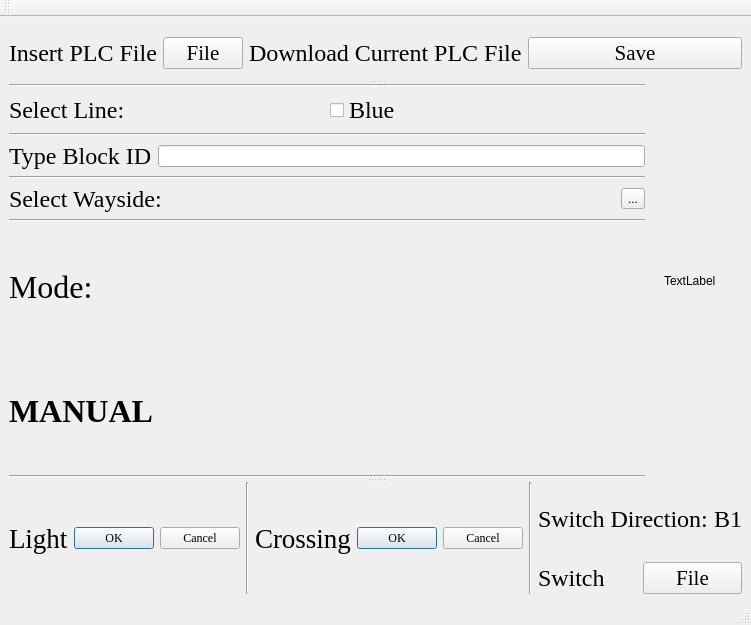
Old version of the form Wayside SW/Wayside_UI_Rough.ui in the repository asmithie13/ECE-1140.
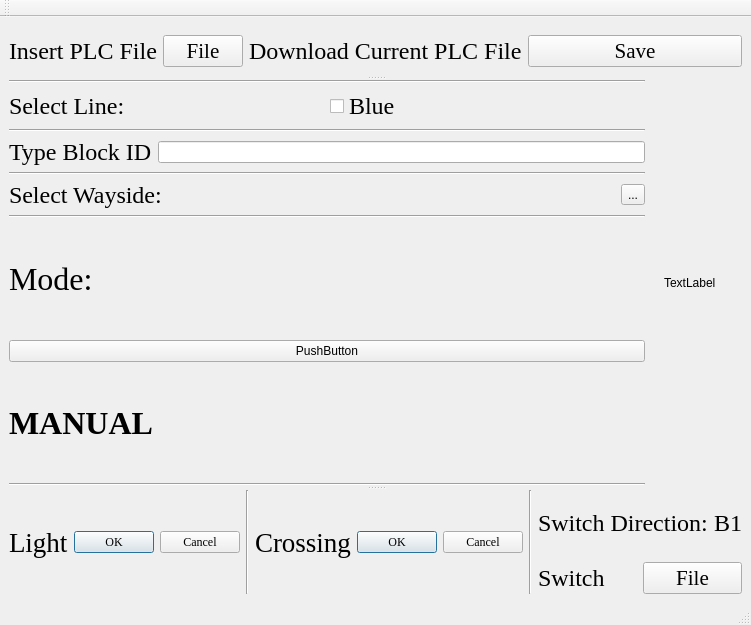
New version of the form.

Commit message: Updated a button to switch manual and automatic.

```diff
--- a/Wayside SW/Wayside_UI_Rough.ui
+++ b/Wayside SW/Wayside_UI_Rough.ui
@@ -211,6 +211,13 @@
               </property>
              </widget>
             </item>
+            <item>
+             <widget class="QPushButton" name="pushButton_4">
+              <property name="text">
+               <string>PushButton</string>
+              </property>
+             </widget>
+            </item>
             <item>
              <widget class="QLabel" name="label_7">
               <property name="font">
```
The commit also changes 2 other files.
